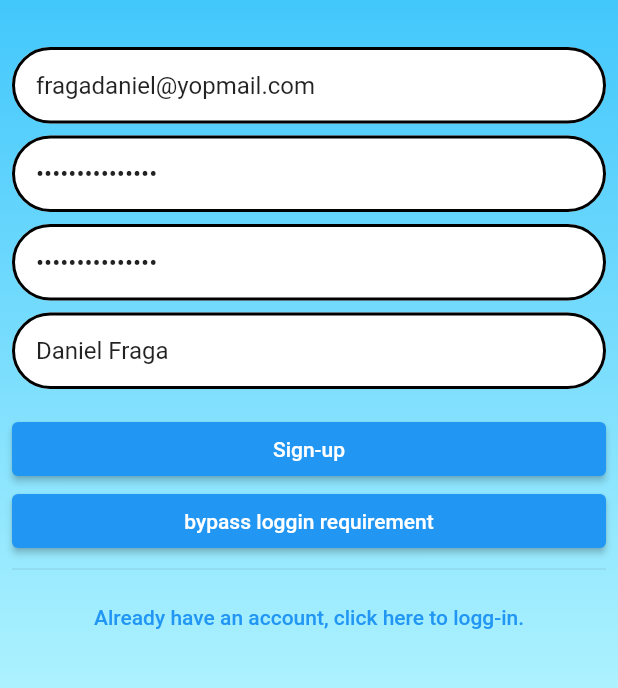
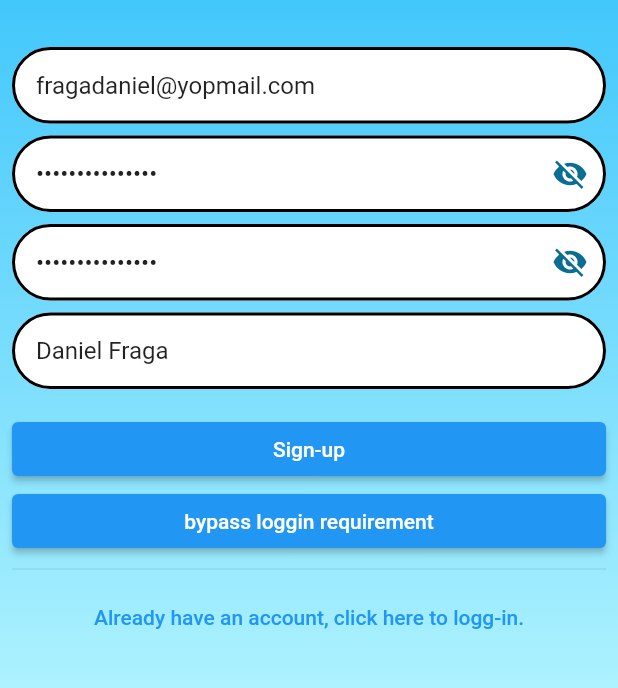
Before and after one commit to danilodequeiroz/flutter-gymapp-trail, a Flutter app: the screen it shows after launch, on a phone screen of 412 x 824 dp, the part 430-1118 px from its top. Run offline on Flutter 3.47's test engine with Material 2 defaults, Android fonts, the light colour scheme and no system bars; our stand-ins replace firebase_auth, firebase_core; missing offline and left inert: logging_to_logcat; accounts and stored records are empty; generated files the repository leaves out were written again.

Commit message:
implements button for password visibility on both passwords TextFormField;

```diff
--- a/lib/decoration/auth_text_field_decoration.dart
+++ b/lib/decoration/auth_text_field_decoration.dart
@@ -8,6 +8,9 @@ const double sixteen = 16;
 const double sixtyFour = 64;
 
 class AuthTextFieldDecoration {
+
+  static bool hideText = true;
+
   static InputDecoration getCustomInputDecoration(String label) {
     return InputDecoration(
         hintText: label,
@@ -16,7 +19,7 @@ class AuthTextFieldDecoration {
         contentPadding: const EdgeInsets.only(
             left: sixteen, right: sixteen, top: eight, bottom: eight),
         border:
-            OutlineInputBorder(borderRadius: BorderRadius.circular(sixtyFour)),
+        OutlineInputBorder(borderRadius: BorderRadius.circular(sixtyFour)),
         enabledBorder: OutlineInputBorder(
           borderRadius: BorderRadius.circular(sixtyFour),
           borderSide: const BorderSide(color: Colors.black, width: two),
@@ -33,4 +36,43 @@ class AuthTextFieldDecoration {
             borderSide: const BorderSide(color: Colors.pink, width: four))
     );
   }
+
+  static InputDecoration getCustomInputDecorationPassword({ required String label,
+      required Function() onHidePasswordPressed} ) {
+    {
+      return InputDecoration(
+          suffixIcon: IconButton(
+            icon: Icon(
+              // Based on passwordVisible state choose the icon
+              hideText
+                  ? Icons.visibility_off
+                  : Icons.visibility,
+              color: SelfColors.blue_0xff0A6D92,
+            ),
+            onPressed: onHidePasswordPressed,
+          ),
+          hintText: label,
+          filled: true,
+          fillColor: Colors.white,
+          contentPadding: const EdgeInsets.only(
+              left: sixteen, right: sixteen, top: eight, bottom: eight),
+          border:
+          OutlineInputBorder(borderRadius: BorderRadius.circular(sixtyFour)),
+          enabledBorder: OutlineInputBorder(
+            borderRadius: BorderRadius.circular(sixtyFour),
+            borderSide: const BorderSide(color: Colors.black, width: two),
+          ),
+          focusedBorder: OutlineInputBorder(
+              borderRadius: BorderRadius.circular(sixtyFour),
+              borderSide: const BorderSide(
+                  color: SelfColors.blue_0xff00ADFA, width: four)),
+          errorBorder: OutlineInputBorder(
+              borderRadius: BorderRadius.circular(sixtyFour),
+              borderSide: const BorderSide(color: Colors.pink, width: two)),
+          focusedErrorBorder: OutlineInputBorder(
+              borderRadius: BorderRadius.circular(sixtyFour),
+              borderSide: const BorderSide(color: Colors.pink, width: four))
+      );
+    }
+  }
 }
--- a/lib/ui/ui_screen_auth.dart
+++ b/lib/ui/ui_screen_auth.dart
@@ -86,11 +86,17 @@ class _ScreenAuthState extends State<ScreenAuth> {
                         const SizedBox(height: 8),
                         TextFormField(
                           controller: _passwordController,
-                          obscureText: true,
-                          decoration:
-                              AuthTextFieldDecoration.getCustomInputDecoration(
-                                  appLocalization(context)
-                                      .formPasswordKeyLabel),
+                          obscureText: AuthTextFieldDecoration.hideText,
+                          decoration: AuthTextFieldDecoration
+                              .getCustomInputDecorationPassword(
+                                  label: appLocalization(context)
+                                      .formConfirmPasswordKeyLabel,
+                                  onHidePasswordPressed: () {
+                                    setState(() {
+                                      AuthTextFieldDecoration.hideText =
+                                          !AuthTextFieldDecoration.hideText;
+                                    });
+                                  }),
                           validator: (value) =>
                               AuthFormValidator(context: context)
                                   .passwordValidator(value),
@@ -102,11 +108,18 @@ class _ScreenAuthState extends State<ScreenAuth> {
                                 const SizedBox(height: 8),
                                 TextFormField(
                                   controller: _password2Controller,
-                                  obscureText: true,
+                                  obscureText: AuthTextFieldDecoration.hideText,
                                   decoration: AuthTextFieldDecoration
-                                      .getCustomInputDecoration(
-                                          appLocalization(context)
-                                              .formConfirmPasswordKeyLabel),
+                                      .getCustomInputDecorationPassword(
+                                          label: appLocalization(context)
+                                              .formConfirmPasswordKeyLabel,
+                                          onHidePasswordPressed: () {
+                                            setState(() {
+                                              AuthTextFieldDecoration.hideText =
+                                                  !AuthTextFieldDecoration
+                                                      .hideText;
+                                            });
+                                          }),
                                   validator: (value) =>
                                       AuthFormValidator(context: context)
                                           .passwordValidator(value),
```
